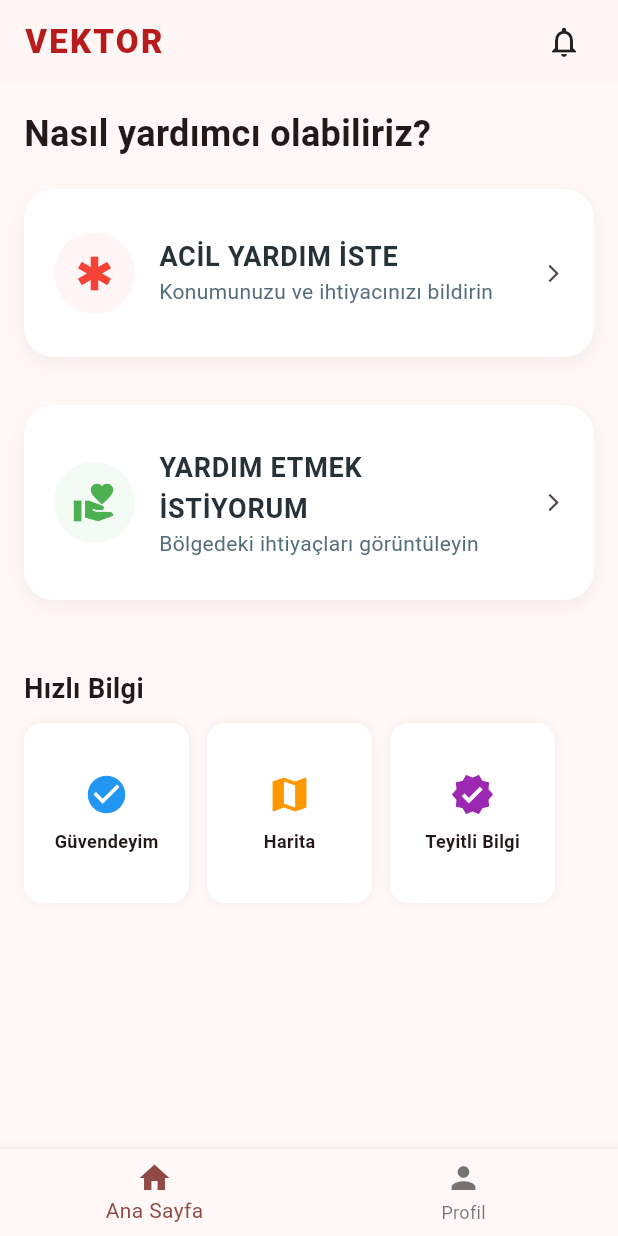
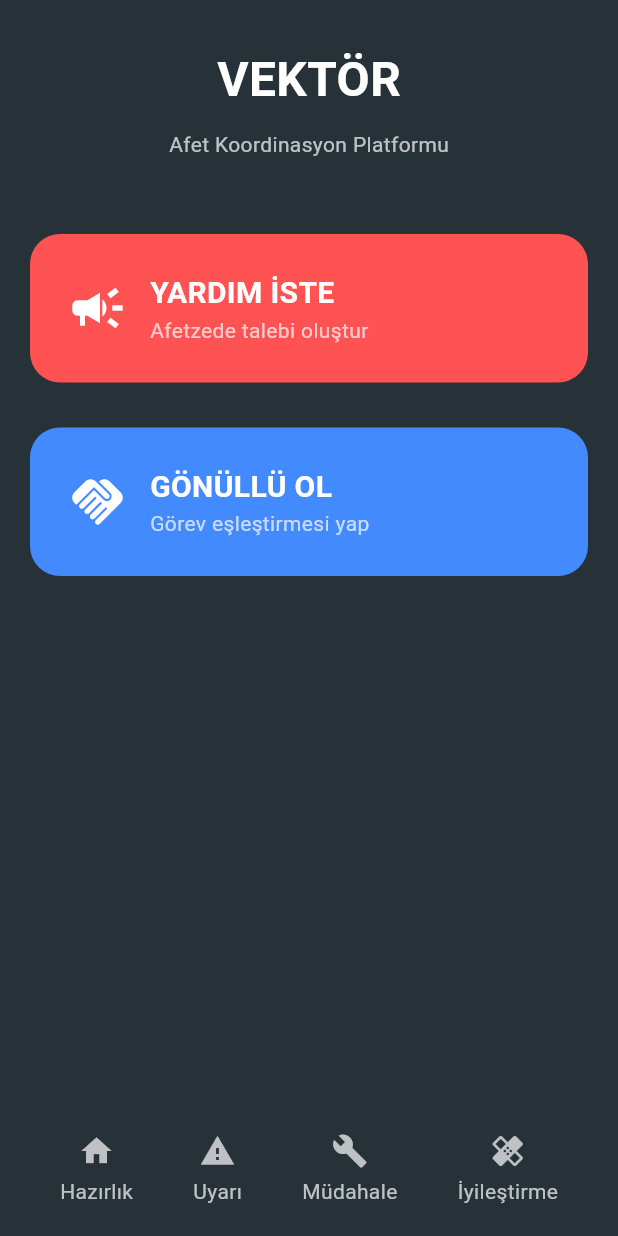
Before and after one commit to omerulas61/Vektor, a Flutter app: the screen it shows after launch, on a phone screen of 412 x 824 dp. Run offline on Flutter 3.47's test engine with Material 3 defaults, Android fonts, the phone set to English and light mode, and no system bars.

Commit message:
yeni arayüz icin bağlantılar eklendi

```diff
--- a/lib/main.dart
+++ b/lib/main.dart
@@ -1,178 +1,163 @@
 import 'package:flutter/material.dart';
-import 'screens/acil_yardim_sayfasi.dart';
+import 'package:vektor/screens/acil_yardim_sayfasi.dart';
 
 void main() {
-  runApp(const VektorApp());
+  runApp(VektorApp());
 }
 
 class VektorApp extends StatelessWidget {
-  const VektorApp({super.key});
-
   @override
   Widget build(BuildContext context) {
     return MaterialApp(
       debugShowCheckedModeBanner: false,
-      title: 'Vektor Yardım',
+      title: 'Vektör Yardım',
       theme: ThemeData(
-        colorScheme: ColorScheme.fromSeed(seedColor: Colors.redAccent),
-        useMaterial3: true,
+        brightness: Brightness.dark,
+        primarySwatch: Colors.red,
       ),
-      home: const AnaSayfa(),
+      home: HomePage(),
     );
   }
 }
 
-class AnaSayfa extends StatelessWidget {
-  const AnaSayfa({super.key});
-
+class HomePage extends StatelessWidget {
   @override
   Widget build(BuildContext context) {
     return Scaffold(
-      appBar: AppBar(
-        title: const Text(
-            'VEKTOR',
-            style: TextStyle(
-              fontWeight: FontWeight.w900,
-              letterSpacing: 1.5,
-              color: Color(0xFFB71C1C), // Sadece başlık kırmızı
-            )
-        ),
-        backgroundColor: Color(0xFFFDF6F5), // Bar beyaz olsun
-        elevation: 0, // Gölgeyi kaldır
-        centerTitle: false, // Başlığı sola çek (Daha modern durur)
-        actions: [
-          Padding(
-            padding: const EdgeInsets.only(right: 16.0),
-            child: CircleAvatar(
-              backgroundColor: Color(0xFFFDF6F5),
-              child: IconButton(
-                  onPressed: () {},
-                  icon: const Icon(Icons.notifications_none, color: Colors.black87)
+      backgroundColor: Colors.blueGrey[900],
+      body: SafeArea(
+        child: Column(
+          children: [
+            SizedBox(height: 30),
+
+            // BAŞLIK
+            Text(
+              "VEKTÖR",
+              style: TextStyle(
+                fontSize: 32,
+                fontWeight: FontWeight.bold,
+                color: Colors.white,
               ),
             ),
-          )
-        ],
-      ),
-      body: SingleChildScrollView(
-        padding: const EdgeInsets.all(16.0),
-        child: Column(
-          crossAxisAlignment: CrossAxisAlignment.start,
-          children: [
-            const Text(
-              "Nasıl yardımcı olabiliriz?",
-              style: TextStyle(fontSize: 24, fontWeight: FontWeight.bold),
+
+            SizedBox(height: 10),
+
+            Text(
+              "Afet Koordinasyon Platformu",
+              style: TextStyle(color: Colors.white70),
             ),
-            const SizedBox(height: 20),
 
-            // ACİL YARDIM BUTONU (ÖNE ÇIKAN)
-            _buildActionCard(
-              context,
-              title: "ACİL YARDIM İSTE",
-              subtitle: "Konumunuzu ve ihtiyacınızı bildirin",
-              icon: Icons.emergency,
-              color: Colors.red.shade100,
-              iconColor: Colors.red,
+            SizedBox(height: 50),
+
+            // YARDIM İSTE BUTONU
+            GestureDetector(
               onTap: () {
+                // AYRI DOSYADAKİ SAYFAYA YÖNLENDİRME
                 Navigator.push(
                   context,
-                  MaterialPageRoute(builder: (context) => const AcilYardimSayfasi()),
+                  MaterialPageRoute(builder: (context) => AcilYardimSayfasi()),
                 );
               },
+              child: Container(
+                margin: EdgeInsets.symmetric(horizontal: 20),
+                padding: EdgeInsets.all(25),
+                decoration: BoxDecoration(
+                  color: Colors.redAccent,
+                  borderRadius: BorderRadius.circular(20),
+                ),
+                child: Row(
+                  children: [
+                    Icon(Icons.campaign, color: Colors.white, size: 40),
+                    SizedBox(width: 15),
+                    Column(
+                      crossAxisAlignment: CrossAxisAlignment.start,
+                      children: [
+                        Text(
+                          "YARDIM İSTE",
+                          style: TextStyle(
+                              color: Colors.white,
+                              fontSize: 20,
+                              fontWeight: FontWeight.bold),
+                        ),
+                        Text(
+                          "Afetzede talebi oluştur",
+                          style: TextStyle(color: Colors.white70),
+                        ),
+                      ],
+                    )
+                  ],
+                ),
+              ),
             ),
 
-            const SizedBox(height: 16),
+            SizedBox(height: 30),
 
-            // YARDIM ETME BUTONU
-            _buildActionCard(
-              context,
-              title: "YARDIM ETMEK İSTİYORUM",
-              subtitle: "Bölgedeki ihtiyaçları görüntüleyin",
-              icon: Icons.volunteer_activism,
-              color: Colors.green.shade100,
-              iconColor: Colors.green,
-              onTap: () {},
+            // GÖNÜLLÜ OL BUTONU
+            GestureDetector(
+              onTap: () {
+                // Gönüllü sayfası hazır olduğunda buraya da Navigator ekleyebilirsin
+                print("Gönüllü ol tıklandı");
+              },
+              child: Container(
+                margin: EdgeInsets.symmetric(horizontal: 20),
+                padding: EdgeInsets.all(25),
+                decoration: BoxDecoration(
+                  color: Colors.blueAccent,
+                  borderRadius: BorderRadius.circular(20),
+                ),
+                child: Row(
+                  children: [
+                    Icon(Icons.handshake, color: Colors.white, size: 40),
+                    SizedBox(width: 15),
+                    Column(
+                      crossAxisAlignment: CrossAxisAlignment.start,
+                      children: [
+                        Text(
+                          "GÖNÜLLÜ OL",
+                          style: TextStyle(
+                              color: Colors.white,
+                              fontSize: 20,
+                              fontWeight: FontWeight.bold),
+                        ),
+                        Text(
+                          "Görev eşleştirmesi yap",
+                          style: TextStyle(color: Colors.white70),
+                        ),
+                      ],
+                    )
+                  ],
+                ),
+              ),
             ),
 
-            const SizedBox(height: 30),
-            const Text(
-              "Hızlı Bilgi",
-              style: TextStyle(fontSize: 18, fontWeight: FontWeight.bold),
-            ),
-            const SizedBox(height: 10),
+            Spacer(),
 
-            // BİLGİ KARTLARI (Yatay Kaydırmalı)
-            SizedBox(
-              height: 120,
-              child: ListView(
-                scrollDirection: Axis.horizontal,
+            // ALT MENÜ
+            Padding(
+              padding: const EdgeInsets.only(bottom: 20),
+              child: Row(
+                mainAxisAlignment: MainAxisAlignment.spaceEvenly,
                 children: [
-                  _buildInfoCard("Güvendeyim", Icons.check_circle, Colors.blue),
-                  _buildInfoCard("Harita", Icons.map, Colors.orange),
-                  _buildInfoCard("Teyitli Bilgi", Icons.verified, Colors.purple),
+                  _bottomItem(Icons.home, "Hazırlık"),
+                  _bottomItem(Icons.warning, "Uyarı"),
+                  _bottomItem(Icons.build, "Müdahale"),
+                  _bottomItem(Icons.healing, "İyileştirme"),
                 ],
               ),
-            ),
+            )
           ],
         ),
-      ),
-      bottomNavigationBar: BottomNavigationBar(
-        items: const [
-          BottomNavigationBarItem(icon: Icon(Icons.home), label: "Ana Sayfa"),
-          BottomNavigationBarItem(icon: Icon(Icons.person), label: "Profil"),
-        ],
       ),
     );
   }
 
-  Widget _buildActionCard(BuildContext context, {required String title, required String subtitle, required IconData icon, required Color color, required Color iconColor, required VoidCallback onTap}) {
-    return Container(
-      margin: const EdgeInsets.only(bottom: 16),
-      decoration: BoxDecoration(
-        color: Colors.white, // Kart içi beyaz
-        borderRadius: BorderRadius.circular(20), // Daha yuvarlak köşeler
-        boxShadow: [
-          BoxShadow(
-            color: Colors.black.withOpacity(0.05),
-            blurRadius: 10,
-            offset: const Offset(0, 4),
-          ),
-        ],
-      ),
-      child: ListTile(
-        contentPadding: const EdgeInsets.all(20),
-        leading: Container(
-          padding: const EdgeInsets.all(12),
-          decoration: BoxDecoration(
-            color: color.withOpacity(0.2), // Arka plana hafif renk tonu
-            shape: BoxShape.circle,
-          ),
-          child: Icon(icon, color: iconColor, size: 30),
-        ),
-        title: Text(title, style: TextStyle(fontWeight: FontWeight.bold, fontSize: 18, color: Colors.blueGrey.shade900)),
-        subtitle: Text(subtitle, style: TextStyle(color: Colors.blueGrey.shade600)),
-        trailing: const Icon(Icons.arrow_forward_ios, size: 14),
-        onTap: onTap,
-      ),
-    );
-  }
-
-  Widget _buildInfoCard(String text, IconData icon, Color color) {
-    return Container(
-      width: 110,
-      margin: const EdgeInsets.only(right: 12),
-      decoration: BoxDecoration(
-        color: Colors.white,
-        borderRadius: BorderRadius.circular(12),
-        boxShadow: [BoxShadow(color: Colors.black.withOpacity(0.05), blurRadius: 5)],
-      ),
-      child: Column(
-        mainAxisAlignment: MainAxisAlignment.center,
-        children: [
-          Icon(icon, color: color, size: 30),
-          const SizedBox(height: 8),
-          Text(text, style: const TextStyle(fontSize: 12, fontWeight: FontWeight.w600)),
-        ],
-      ),
+  Widget _bottomItem(IconData icon, String text) {
+    return Column(
+      children: [
+        Icon(icon, color: Colors.white70),
+        SizedBox(height: 5),
+        Text(text, style: TextStyle(color: Colors.white70)),
+      ],
     );
   }
 }
```
